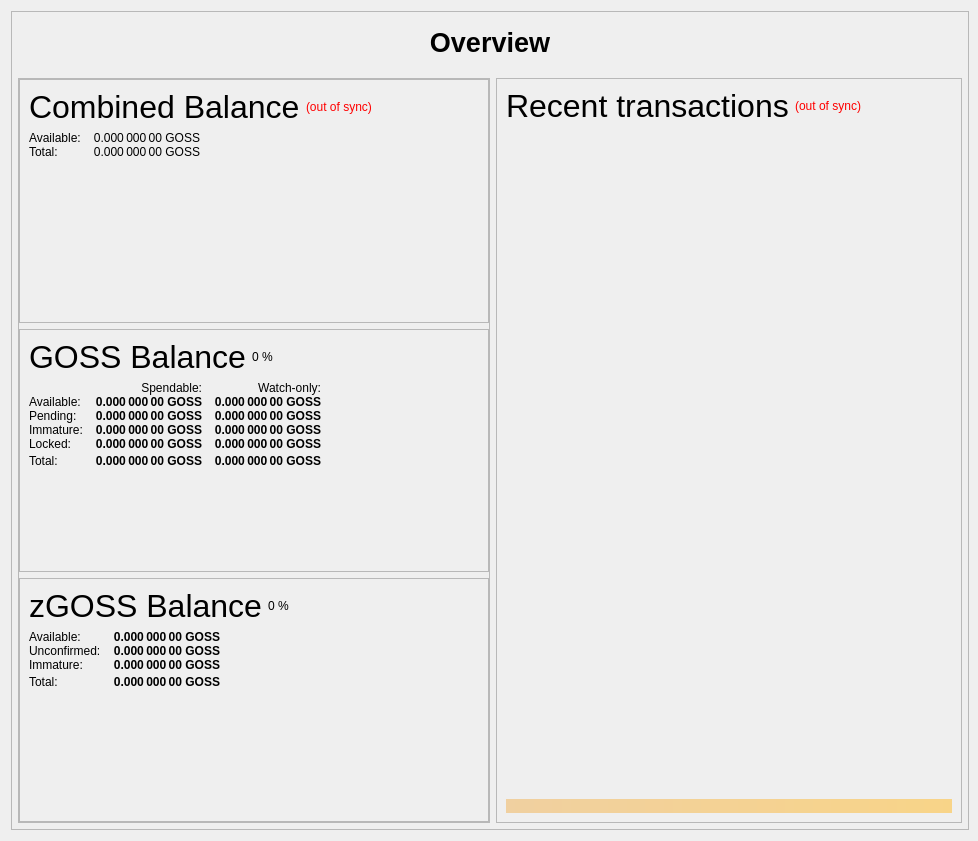
This is src/qt/forms/overviewpage.ui in vircle/gossip as Qt 5 draws it before an edit. The edited form follows.
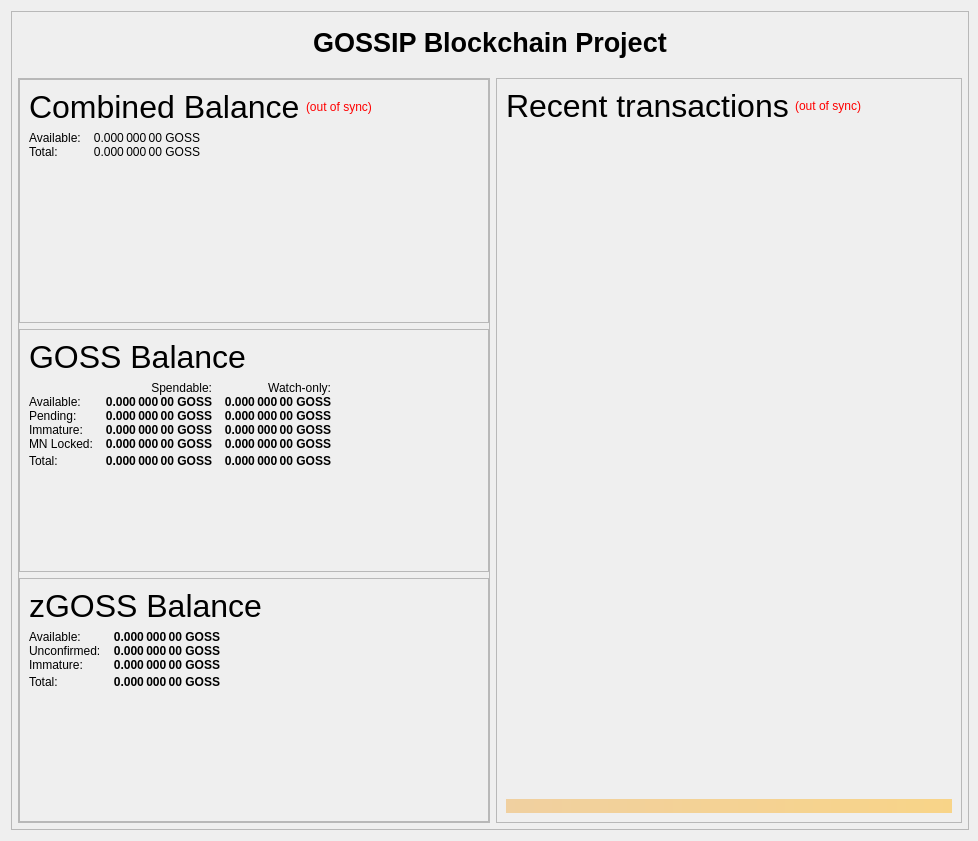
This is the edited form.

Patch:
```diff
--- a/src/qt/forms/overviewpage.ui
+++ b/src/qt/forms/overviewpage.ui
@@ -112,7 +112,7 @@
                 </font>
                </property>
                <property name="text">
-                <string>Overview</string>
+                <string>GOSSIP Blockchain Project</string>
                </property>
                <property name="alignment">
                 <set>Qt::AlignCenter</set>
@@ -387,13 +387,6 @@
                          </property>
                         </widget>
                        </item>
-                       <item>
-                        <widget class="QLabel" name="labelGOSSPercent">
-                         <property name="text">
-                          <string notr="true">0 %</string>
-                         </property>
-                        </widget>
-                       </item>
                        <item>
                         <spacer name="horizontalSpacer_3">
                          <property name="orientation">
@@ -614,7 +607,7 @@
                           <string>Locked GOSS or Masternode collaterals. These are excluded from zGOSS minting.</string>
                          </property>
                          <property name="text">
-                          <string>Locked:</string>
+                          <string>MN Locked:</string>
                          </property>
                         </widget>
                        </item>
@@ -769,7 +762,7 @@
                     </property>
                     <layout class="QVBoxLayout" name="verticalLayout_7">
                      <item>
-                      <layout class="QHBoxLayout" name="horizontalLayout_8" stretch="0,0,0">
+                      <layout class="QHBoxLayout" name="horizontalLayout_8" stretch="0,0">
                        <item>
                         <widget class="QLabel" name="label_5z_3">
                          <property name="minimumSize">
@@ -790,13 +783,6 @@
                          </property>
                         </widget>
                        </item>
-                       <item>
-                        <widget class="QLabel" name="labelzGOSSPercent">
-                         <property name="text">
-                          <string notr="true">0 %</string>
-                         </property>
-                        </widget>
-                       </item>
                        <item>
                         <spacer name="horizontalSpacer_11">
                          <property name="orientation">
```
Left out of the diff: 4 changed lines with no effect on the pictures.
